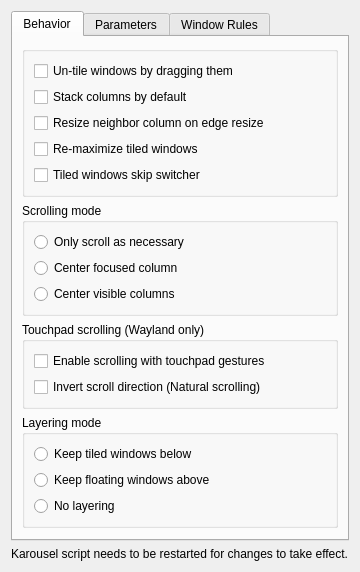
This is package/contents/ui/config.ui in peterfajdiga/karousel as Qt 5 draws it before an edit. The edited form follows.
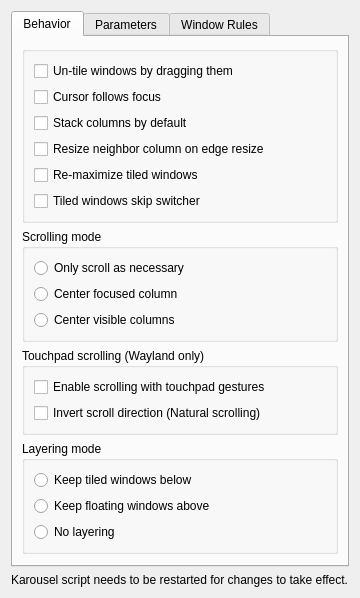
This is the edited form.

Commit message: add option for moving cursor to the focused window (#89)

Patch:
```diff
--- a/package/contents/ui/config.ui
+++ b/package/contents/ui/config.ui
@@ -29,6 +29,16 @@
                                                 </property>
                                             </widget>
                                         </item>
+                                        <item>
+                                            <widget class="QCheckBox" name="kcfg_cursorFollowsFocus">
+                                                <property name="text">
+                                                    <string>Cursor follows focus</string>
+                                                </property>
+                                                <property name="toolTip">
+                                                    <string>When a window gains focus, move the cursor to it</string>
+                                                </property>
+                                            </widget>
+                                        </item>
                                         <item>
                                             <widget class="QCheckBox" name="kcfg_stackColumnsByDefault">
                                                 <property name="text">
```
The commit also changes 7 other files.
